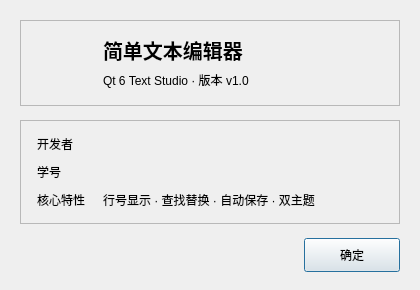
The window that notepad/aboutdialog.ui (ChinoKou/QtCourse) describes before a commit, drawn with Qt 5.
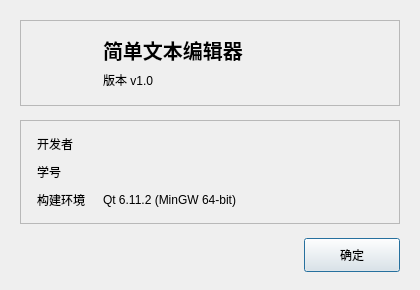
The same window after the commit. Icons and pictures are not drawn.

```diff
--- a/notepad/aboutdialog.ui
+++ b/notepad/aboutdialog.ui
@@ -99,7 +99,7 @@
         <item>
          <widget class="QLabel" name="labelSubtitle">
           <property name="text">
-           <string>Qt 6 Text Studio · 版本 v1.0</string>
+           <string>版本 v1.0</string>
           </property>
          </widget>
         </item>
@@ -163,14 +163,14 @@
       <item row="2" column="0">
        <widget class="QLabel" name="labelStackKey">
         <property name="text">
-         <string>核心特性</string>
+         <string>构建环境</string>
         </property>
        </widget>
       </item>
       <item row="2" column="1">
        <widget class="QLabel" name="labelStackValue">
         <property name="text">
-         <string>行号显示 · 查找替换 · 自动保存 · 双主题</string>
+         <string>Qt 6.11.2 (MinGW 64-bit)</string>
         </property>
        </widget>
       </item>
```
